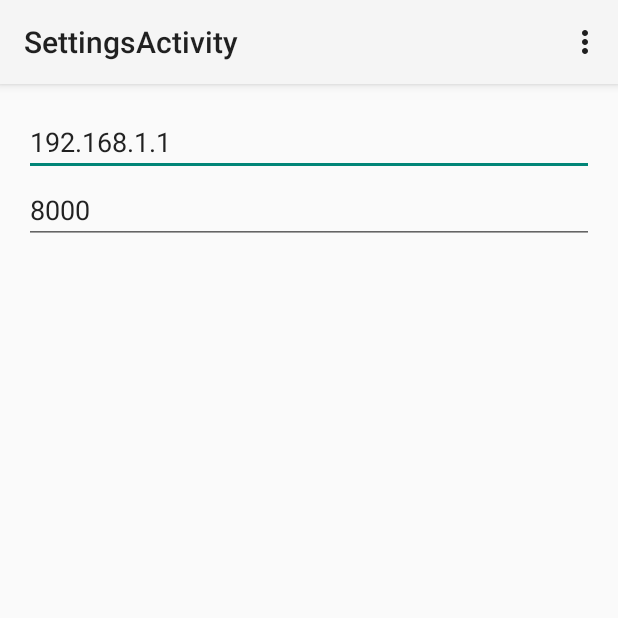
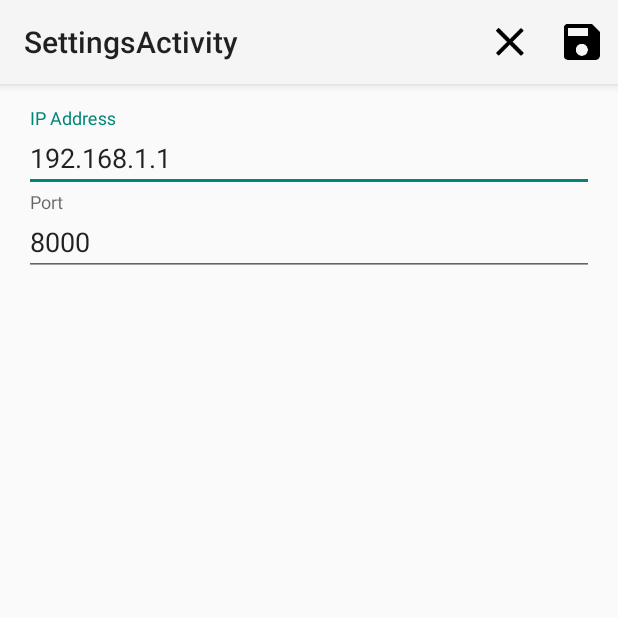
Before and after one commit to aarya123/SmartLock, an Android app: the SettingsActivity screen opened directly, with no data from a screen before it, on a phone screen of 412 x 824 dp, the top half of it. Run offline under Robolectric (Android 15) with nearby library versions, the phone set to English and light mode, and no system bars.

Commit message:
Some visual tweaks

```diff
--- a/SmartLockApp/app/build.gradle
+++ b/SmartLockApp/app/build.gradle
@@ -25,4 +25,5 @@
 dependencies {
     compile fileTree(dir: 'libs', include: ['*.jar'])
     compile 'com.google.android.gms:play-services:8.1.0'
+    compile 'com.android.support:design:22.2.0'
 }
--- a/SmartLockApp/app/src/main/java/com/android/smartlock/Activities/MainActivity.java
+++ b/SmartLockApp/app/src/main/java/com/android/smartlock/Activities/MainActivity.java
@@ -1,8 +1,8 @@
 package com.android.smartlock.Activities;
 
-import android.app.Activity;
 import android.content.Intent;
 import android.os.Bundle;
+import android.support.v7.app.AppCompatActivity;
 import android.view.Menu;
 import android.view.MenuItem;
 import android.view.View;
@@ -16,7 +16,7 @@
 import com.android.smartlock.Internet.UnlockDoor;
 import com.android.smartlock.R;
 
-public class MainActivity extends Activity {
+public class MainActivity extends AppCompatActivity {
 
     Button pingButton;
     TextView output;
--- a/SmartLockApp/app/src/main/java/com/android/smartlock/Activities/SettingsActivity.java
+++ b/SmartLockApp/app/src/main/java/com/android/smartlock/Activities/SettingsActivity.java
@@ -1,14 +1,14 @@
 package com.android.smartlock.Activities;
 
-import android.app.Activity;
 import android.os.Bundle;
+import android.support.v7.app.AppCompatActivity;
 import android.view.Menu;
 import android.view.MenuItem;
 import android.widget.EditText;
 import com.android.smartlock.Constants;
 import com.android.smartlock.R;
 
-public class SettingsActivity extends Activity {
+public class SettingsActivity extends AppCompatActivity {
     EditText ipEditText;
     EditText portEditText;
 
--- a/SmartLockApp/app/src/main/res/layout/activity_settings.xml
+++ b/SmartLockApp/app/src/main/res/layout/activity_settings.xml
@@ -5,17 +5,23 @@
               android:orientation="vertical"
               android:padding="@dimen/activity_horizontal_margin"
               tools:context="com.android.smartlock.Activities.SettingsActivity">
-
-    <EditText
-            android:hint="IP Address"
+    <android.support.design.widget.TextInputLayout
             android:layout_width="fill_parent"
-            android:layout_height="wrap_content"
-            android:id="@+id/ipEditText"/>
+            android:layout_height="wrap_content">
+        <EditText
+                android:hint="IP Address"
+                android:layout_width="fill_parent"
+                android:layout_height="wrap_content"
+                android:id="@+id/ipEditText"/>
+    </android.support.design.widget.TextInputLayout>
+    <android.support.design.widget.TextInputLayout
+            android:layout_width="fill_parent"
+            android:layout_height="wrap_content">
     <EditText
             android:hint="Port"
             android:layout_width="fill_parent"
             android:layout_height="wrap_content"
             android:inputType="numberSigned"
             android:id="@+id/portEditText"/>
-
+    </android.support.design.widget.TextInputLayout>
 </LinearLayout>
```
Also changed, not shown: SmartLockApp/app/src/main/AndroidManifest.xml (+10 -10 lines), 1 other file.
